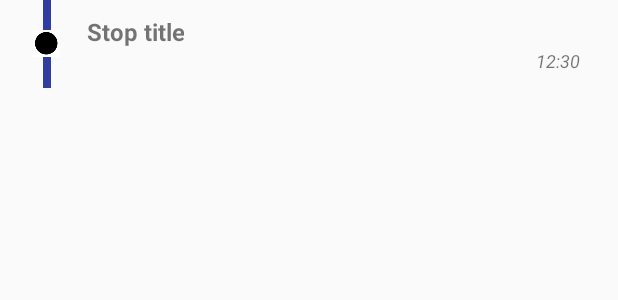
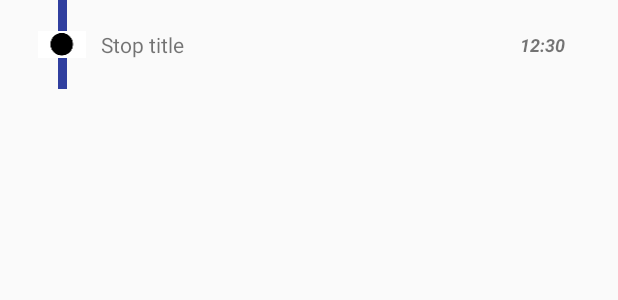
Before and after one commit to FernandoSierraPastrana/d2d, an Android app: the layout item_route_stop.xml on its own in the app's theme, with its tools: preview values and no code run, on a phone screen of 412 x 824 dp. Shown: the top 300 px of the screen. Run offline under Robolectric (Android 15) with nearby library versions, the phone set to English and light mode, and no system bars.

Commit message:
Routes drawing
Add of pixel perfect in the route detail.

```diff
--- a/app/src/main/java/com/fernandosierra/door2door/domain/interactor/RoutesInteractor.java
+++ b/app/src/main/java/com/fernandosierra/door2door/domain/interactor/RoutesInteractor.java
@@ -17,7 +17,7 @@ public class RoutesInteractor {
     private final RouteRepository routeRepository;
 
     @Inject
-    public RoutesInteractor(@NonNull RouteRepository routeRepository) {
+    RoutesInteractor(@NonNull RouteRepository routeRepository) {
         this.routeRepository = routeRepository;
     }
 
--- a/app/src/main/res/layout/item_route_stop.xml
+++ b/app/src/main/res/layout/item_route_stop.xml
@@ -3,64 +3,65 @@
     xmlns:tools="http://schemas.android.com/tools"
     android:layout_width="match_parent"
     android:layout_height="wrap_content"
-    android:paddingLeft="15dp"
-    android:paddingRight="15dp">
-
-    <FrameLayout
-        android:id="@+id/container_stop_indicator"
-        android:layout_width="32dp"
-        android:layout_height="wrap_content"
-        android:layout_alignBottom="@+id/container_stop_title"
-        android:layout_alignParentTop="true"
-        android:orientation="vertical">
+    android:paddingLeft="@dimen/padding_route_items"
+    android:paddingRight="@dimen/padding_route_items">
 
     <View
-            android:id="@+id/view_stop_line"
-            android:layout_width="5dp"
+        android:id="@+id/view_stop_line_top"
+        android:layout_width="@dimen/width_route_stroke"
         android:layout_height="match_parent"
-            android:layout_gravity="center"
+        android:layout_alignBottom="@id/image_stop_indicator"
+        android:layout_alignTop="@id/text_stop_name"
+        android:layout_marginLeft="@dimen/margin_route_line_stop"
+        android:layout_marginStart="@dimen/margin_route_line_stop"
+        tools:background="@color/colorPrimaryDark" />
+
+    <View
+        android:id="@+id/view_stop_line_bottom"
+        android:layout_width="@dimen/width_route_stroke"
+        android:layout_height="match_parent"
+        android:layout_alignBottom="@id/text_stop_name"
+        android:layout_alignTop="@id/image_stop_indicator"
+        android:layout_marginLeft="@dimen/margin_route_line_stop"
+        android:layout_marginStart="@dimen/margin_route_line_stop"
         tools:background="@color/colorPrimaryDark" />
 
     <ImageView
         android:id="@+id/image_stop_indicator"
-            android:layout_width="wrap_content"
+        android:layout_width="@dimen/width_route_indicator"
         android:layout_height="wrap_content"
-            android:layout_gravity="center"
+        android:layout_centerVertical="true"
         android:background="@color/cardview_light_background"
         android:contentDescription="@null"
         android:src="@drawable/ic_stop_map"
         tools:tint="@color/colorPrimaryDark" />
 
-    </FrameLayout>
-
-    <LinearLayout
-        android:id="@+id/container_stop_title"
-        android:layout_width="match_parent"
-        android:layout_height="wrap_content"
-        android:layout_centerHorizontal="true"
-        android:layout_toEndOf="@id/container_stop_indicator"
-        android:layout_toRightOf="@id/container_stop_indicator"
-        android:orientation="vertical"
-        android:padding="10dp">
-
     <TextView
         android:id="@+id/text_stop_name"
         android:layout_width="wrap_content"
         android:layout_height="wrap_content"
-            android:gravity="center"
-            android:textSize="16sp"
-            android:textStyle="bold"
+        android:layout_centerVertical="true"
+        android:layout_toEndOf="@id/image_stop_indicator"
+        android:layout_toLeftOf="@id/text_stop_date"
+        android:layout_toRightOf="@id/image_stop_indicator"
+        android:layout_toStartOf="@id/text_stop_date"
+        android:paddingBottom="@dimen/padding_route_stop_name"
+        android:paddingLeft="@dimen/margin_all_standard"
+        android:paddingRight="@dimen/margin_all_standard"
+        android:paddingTop="@dimen/padding_route_stop_name"
+        android:textSize="@dimen/size_all_small"
         tools:text="Stop title" />
 
     <TextView
         android:id="@+id/text_stop_date"
         android:layout_width="wrap_content"
         android:layout_height="wrap_content"
-            android:gravity="center"
-            android:layout_gravity="end"
-            android:textSize="12sp"
-            android:textStyle="italic"
+        android:layout_alignParentEnd="true"
+        android:layout_alignParentRight="true"
+        android:layout_centerVertical="true"
+        android:padding="@dimen/margin_all_standard"
+        android:textSize="@dimen/size_all_xsmall"
+        android:textStyle="italic|bold"
         tools:text="12:30" />
 
-    </LinearLayout>
 </RelativeLayout>
--- a/app/src/main/res/values/dimens.xml
+++ b/app/src/main/res/values/dimens.xml
@@ -5,4 +5,18 @@
     <dimen name="elevation_fab_default">12dp</dimen>
     <dimen name="margin_routes_fab">16dp</dimen>
     <dimen name="margin_routes_indicator">13dp</dimen>
+    <dimen name="padding_route_items">25dp</dimen>
+    <dimen name="width_route_indicator">32dp</dimen>
+    <dimen name="width_route_stroke">6dp</dimen>
+    <dimen name="margin_all_standard">10dp</dimen>
+    <dimen name="size_all_xsmall">12sp</dimen>
+    <dimen name="padding_all_small">5dp</dimen>
+    <dimen name="size_all_normal">16sp</dimen>
+    <dimen name="size_all_big">18sp</dimen>
+    <dimen name="margin_route_line_stop">13dp</dimen>
+    <dimen name="size_all_small">14sp</dimen>
+    <dimen name="margin_route_segment_description">3dp</dimen>
+    <dimen name="margin_route_header">16dp</dimen>
+    <dimen name="width_route_provider_image">65dp</dimen>
+    <dimen name="padding_route_stop_name">20dp</dimen>
 </resources>
```
Also changed, not shown: app/src/main/java/com/fernandosierra/door2door/presentation/screens/routes/detail/delegates/SegmentDelegate.kt (+15 -2 lines), app/src/main/java/com/fernandosierra/door2door/presentation/screens/routes/detail/delegates/StopDelegate.kt (+8 -2 lines), app/src/main/res/layout/item_route_header.xml (+13 -12 lines), app/src/main/res/layout/item_route_segment.xml (+25 -14 lines). Lines whose indentation alone changed are shown as unchanged.
